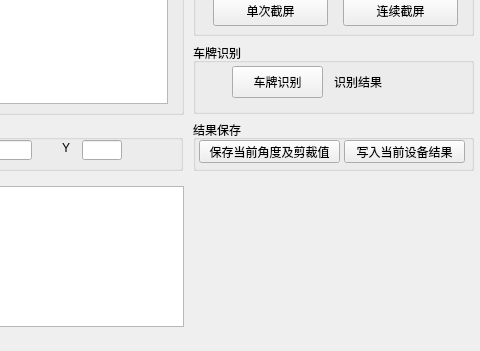
Above: mainwindow.ui from lorinx8/jfc-debugger-v2 before the change; both pictures show x 497 to 977 and y 284 to 635 of the 977 by 635 pixel window. Below: the same form after it.
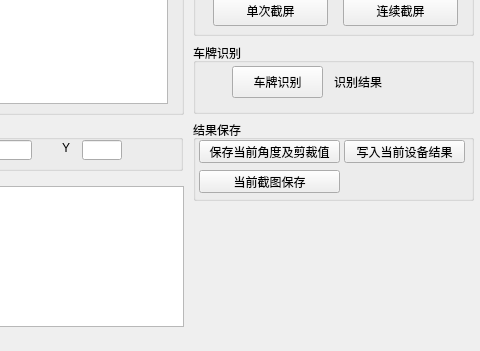
That is the form after the change.

```diff
--- a/mainwindow.ui
+++ b/mainwindow.ui
@@ -660,7 +660,7 @@
       <x>690</x>
       <y>404</y>
       <width>281</width>
-      <height>51</height>
+      <height>81</height>
      </rect>
     </property>
     <property name="title">
@@ -692,6 +692,19 @@
       <string>写入当前设备结果</string>
      </property>
     </widget>
+    <widget class="QPushButton" name="pushButton_savePic">
+     <property name="geometry">
+      <rect>
+       <x>6</x>
+       <y>50</y>
+       <width>141</width>
+       <height>23</height>
+      </rect>
+     </property>
+     <property name="text">
+      <string>当前截图保存</string>
+     </property>
+    </widget>
    </widget>
    <widget class="QTableView" name="tableView">
     <property name="geometry">
```
